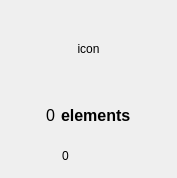
Qt form OTModules/wVerifyMap/wdgoverviewtile.ui (pietr26/OMSI-Tools) before a commit.
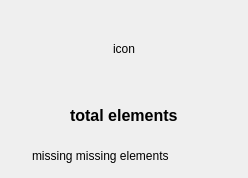
The same form after that commit. Icons and pictures are not drawn.

Diff of the .ui file:
```diff
--- a/OTModules/wVerifyMap/wdgoverviewtile.ui
+++ b/OTModules/wVerifyMap/wdgoverviewtile.ui
@@ -6,7 +6,7 @@
    <rect>
     <x>0</x>
     <y>0</y>
-    <width>177</width>
+    <width>248</width>
     <height>178</height>
    </rect>
   </property>
@@ -58,24 +58,6 @@
          <property name="font">
           <font>
            <pointsize>12</pointsize>
-          </font>
-         </property>
-         <property name="text">
-          <string>0</string>
-         </property>
-        </widget>
-       </item>
-       <item>
-        <widget class="QLabel" name="lblName">
-         <property name="sizePolicy">
-          <sizepolicy hsizetype="Maximum" vsizetype="Preferred">
-           <horstretch>0</horstretch>
-           <verstretch>0</verstretch>
-          </sizepolicy>
-         </property>
-         <property name="font">
-          <font>
-           <pointsize>12</pointsize>
            <bold>true</bold>
           </font>
          </property>
@@ -83,7 +65,7 @@
           <string/>
          </property>
          <property name="text">
-          <string>elements</string>
+          <string notr="true">total elements</string>
          </property>
         </widget>
        </item>
@@ -131,7 +113,7 @@
           </font>
          </property>
          <property name="text">
-          <string>0</string>
+          <string notr="true">missing missing elements</string>
          </property>
         </widget>
        </item>
```
Left out of the diff: 2 changed lines with no effect on the pictures.
